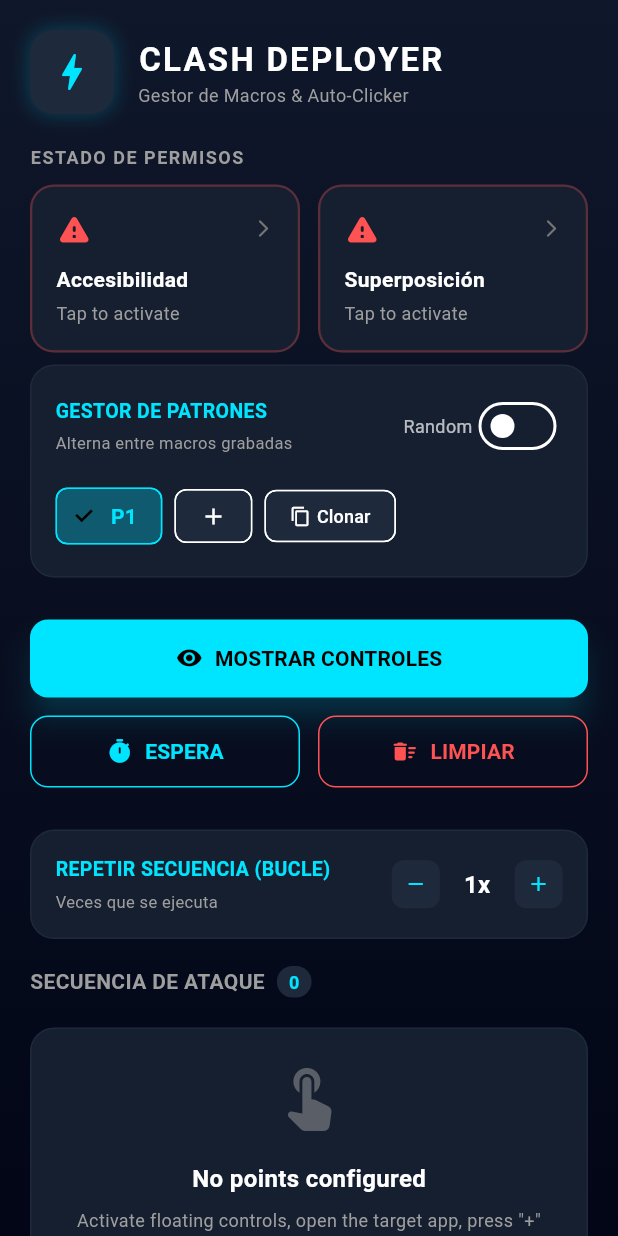
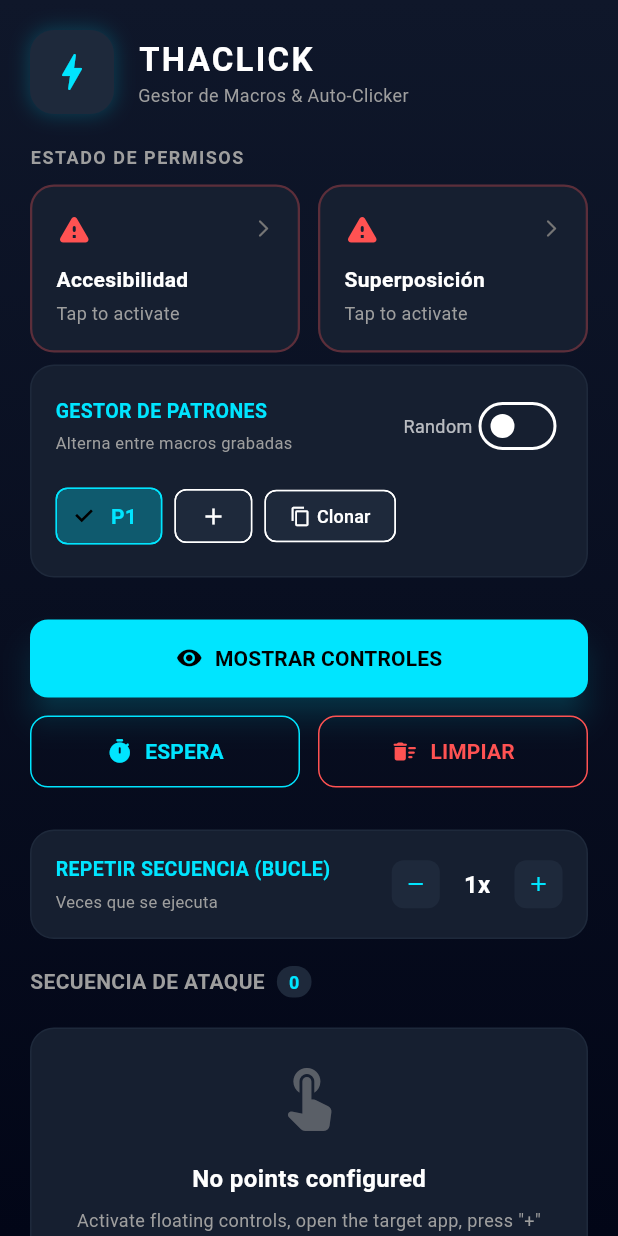
Before and after one commit to E33-a/ThaClick, a Flutter app: the screen it shows after launch, on a phone screen of 412 x 824 dp. Run offline on Flutter 3.47's test engine with Material 3 defaults, Android fonts, the phone set to English and light mode, and no system bars; our stand-ins replace flutter_svg.

Commit message:
refactor: Eliminar última referencia estática a Clash of Clans en el menú principal

```diff
--- a/lib/main.dart
+++ b/lib/main.dart
@@ -636,7 +636,7 @@
                         crossAxisAlignment: CrossAxisAlignment.start,
                         children: [
                           Text(
-                            'CLASH DEPLOYER',
+                            'THACLICK',
                             style: TextStyle(
                               fontSize: 22,
                               fontWeight: FontWeight.bold,
```
